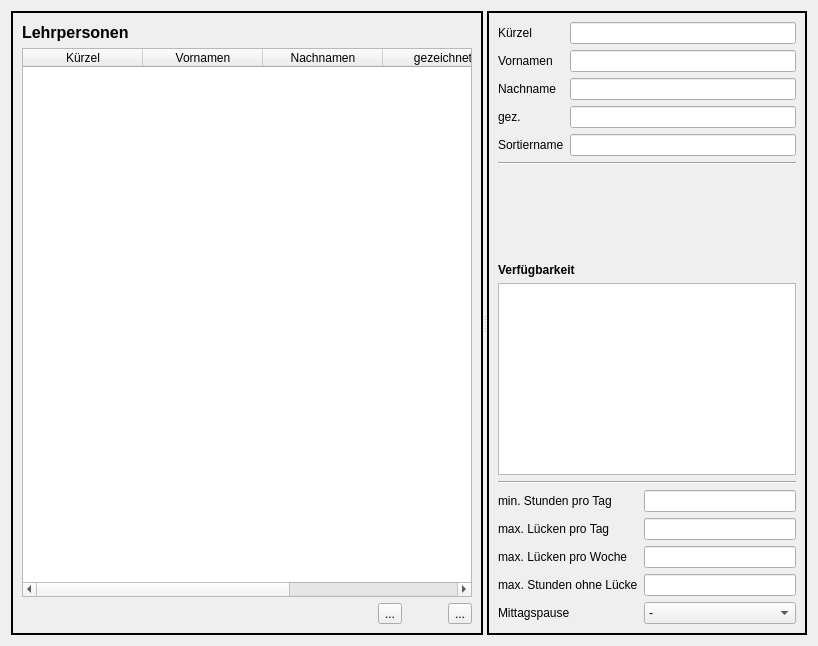
First picture: the form in wz-data/ui/teacher_editor.ui, repository gradgrind/WZ3, before the edit.
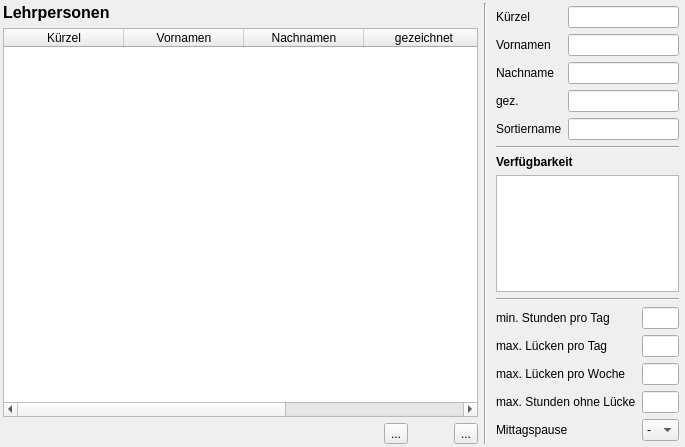
Second picture: the form after the edit. Icons and pictures are not drawn. Custom widgets are drawn as their Qt base class.

What changed in the file:
```diff
--- a/wz-data/ui/teacher_editor.ui
+++ b/wz-data/ui/teacher_editor.ui
@@ -6,8 +6,8 @@
    <rect>
     <x>0</x>
     <y>0</y>
-    <width>818</width>
-    <height>646</height>
+    <width>685</width>
+    <height>447</height>
    </rect>
   </property>
   <property name="sizePolicy">
@@ -22,49 +22,21 @@
   <property name="windowTitle">
    <string>Daten der Lehrpersonen</string>
   </property>
-  <layout class="QHBoxLayout" name="horizontalLayout_4">
-   <item>
-    <widget class="QSplitter" name="splitter">
-     <property name="maximumSize">
-      <size>
-       <width>16777215</width>
-       <height>16777215</height>
-      </size>
-     </property>
-     <property name="frameShape">
-      <enum>QFrame::NoFrame</enum>
-     </property>
-     <property name="frameShadow">
-      <enum>QFrame::Plain</enum>
-     </property>
-     <property name="lineWidth">
-      <number>1</number>
-     </property>
-     <property name="midLineWidth">
-      <number>0</number>
-     </property>
-     <property name="orientation">
-      <enum>Qt::Horizontal</enum>
-     </property>
-     <property name="childrenCollapsible">
-      <bool>false</bool>
-     </property>
-     <widget class="QFrame" name="frame_l">
-      <property name="frameShape">
-       <enum>QFrame::Box</enum>
-      </property>
-      <property name="frameShadow">
-       <enum>QFrame::Plain</enum>
-      </property>
-      <property name="lineWidth">
-       <number>2</number>
-      </property>
-      <property name="midLineWidth">
-       <number>0</number>
-      </property>
-      <layout class="QVBoxLayout" name="verticalLayout_2">
+  <layout class="QHBoxLayout" name="horizontalLayout" stretch="5,0,1">
+   <property name="leftMargin">
+    <number>3</number>
+   </property>
+   <property name="topMargin">
+    <number>3</number>
+   </property>
+   <property name="rightMargin">
+    <number>3</number>
+   </property>
+   <property name="bottomMargin">
+    <number>3</number>
+   </property>
        <item>
-        <layout class="QHBoxLayout" name="horizontalLayout" stretch="0,0">
+    <layout class="QVBoxLayout" name="verticalLayout_3">
          <item>
           <widget class="QLabel" name="label">
            <property name="font">
@@ -79,21 +51,6 @@
           </widget>
          </item>
          <item>
-          <spacer name="horizontalSpacer_2">
-           <property name="orientation">
-            <enum>Qt::Horizontal</enum>
-           </property>
-           <property name="sizeHint" stdset="0">
-            <size>
-             <width>40</width>
-             <height>20</height>
-            </size>
-           </property>
-          </spacer>
-         </item>
-        </layout>
-       </item>
-       <item>
         <widget class="QTableWidget" name="teacher_table">
          <property name="editTriggers">
           <set>QAbstractItemView::NoEditTriggers</set>
@@ -214,8 +171,16 @@
         </layout>
        </item>
       </layout>
-     </widget>
-     <widget class="QFrame" name="frame_r">
+   </item>
+   <item>
+    <widget class="Line" name="line_3">
+     <property name="orientation">
+      <enum>Qt::Vertical</enum>
+     </property>
+    </widget>
+   </item>
+   <item>
+    <widget class="QWidget" name="frame_r" native="true">
       <property name="enabled">
        <bool>true</bool>
       </property>
@@ -225,13 +190,19 @@
         <height>16777215</height>
        </size>
       </property>
-      <property name="frameShape">
-       <enum>QFrame::Box</enum>
-      </property>
-      <property name="lineWidth">
-       <number>2</number>
-      </property>
       <layout class="QVBoxLayout" name="verticalLayout">
+      <property name="leftMargin">
+       <number>3</number>
+      </property>
+      <property name="topMargin">
+       <number>3</number>
+      </property>
+      <property name="rightMargin">
+       <number>3</number>
+      </property>
+      <property name="bottomMargin">
+       <number>3</number>
+      </property>
        <item>
         <layout class="QFormLayout" name="formLayout">
          <item row="0" column="0">
@@ -333,7 +304,7 @@
          <property name="sizeHint" stdset="0">
           <size>
            <width>20</width>
-           <height>20</height>
+          <height>10</height>
           </size>
          </property>
         </spacer>
@@ -474,7 +445,6 @@
        </item>
       </layout>
      </widget>
-    </widget>
    </item>
   </layout>
  </widget>
```
Left out of the diff: 1 changed line with no effect on the pictures. Lines whose indentation alone changed are shown as unchanged.
